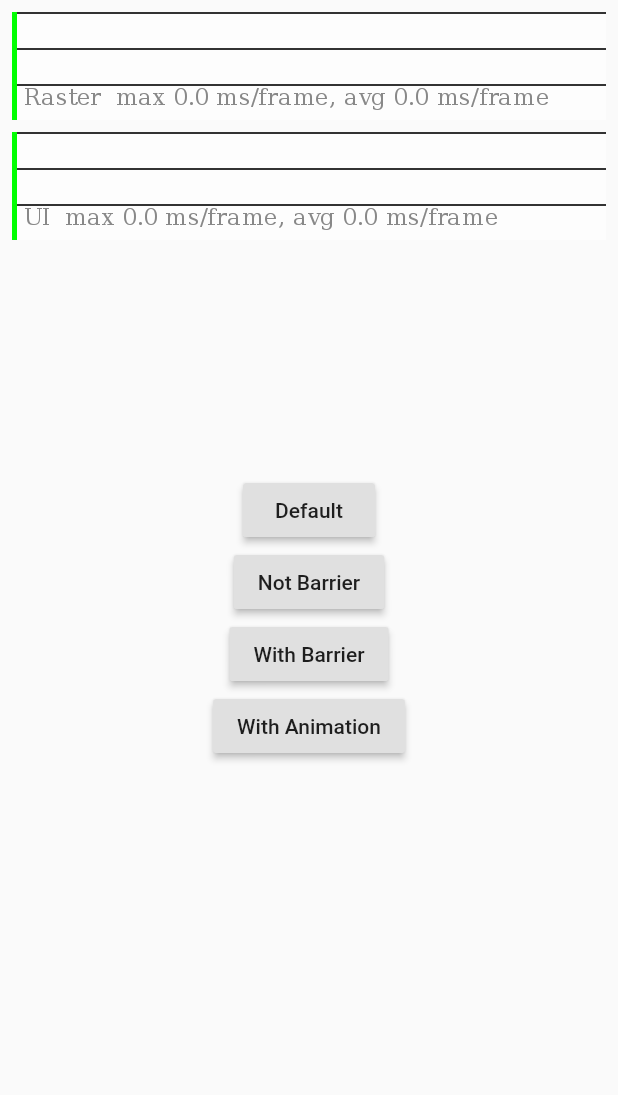
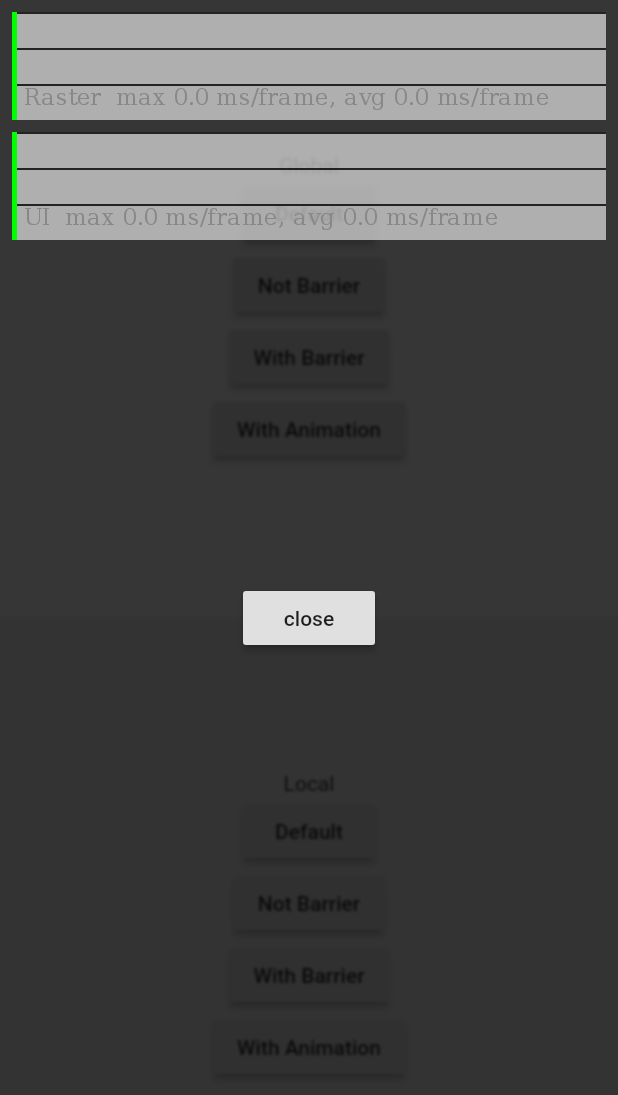
Before and after one commit to yinxulai/flutter_show_overlay, a Flutter app: the screen it shows after launch, after a tap on "Default", after a tap on "Not Barrier", on a phone screen of 412 x 824 dp. Shown: the top 1095 px of the screen. Run offline on Flutter 3.47's test engine with Material 2 defaults, Android fonts, the phone set to English and light mode, and no system bars.

Commit message:
Fixed the issue of BackdropFilter effect overflow & update version to 1.0.1

```diff
--- a/example/lib/main.dart
+++ b/example/lib/main.dart
@@ -1,5 +1,3 @@
-import 'dart:ui';
-
 import 'package:flutter/material.dart';
 import 'package:show_overlay/show_overlay.dart';
 
@@ -12,29 +10,60 @@ class MyApp extends StatelessWidget {
   Widget build(BuildContext context) {
     return MaterialApp(
       title: 'showOverlay example',
+      showPerformanceOverlay: true,
       home: Scaffold(body: Body()),
-      showPerformanceOverlay: true,
+    );
+  }
+}
+
+class OverlayBox extends StatelessWidget {
+  final Widget child;
+  OverlayBox({this.child});
+
+  @override
+  Widget build(Object context) {
+    return Container(
+      color: Colors.grey[200],
+      child: Overlay(
+        initialEntries: [
+          OverlayEntry(
+            builder: (_) => child,
+          ),
+        ],
+      ),
     );
   }
 }
 
 class Body extends StatelessWidget {
-  showOverlayByNotBarrier(BuildContext context) {
-    showOverlay(
-      barrier: false,
-      context: context,
-      builder: (_, __, close) {
-        return Center(
-          child: RaisedButton(
-            onPressed: close,
-            child: Text('close'),
+  @override
+  Widget build(BuildContext context) {
+    return Container(
+      child: Column(
+        children: [
+          Expanded(
+            child: Test(
+              title: "Global",
+            ),
           ),
-        );
-      },
+          Expanded(
+            child: OverlayBox(
+              child: Test(
+                title: "Local",
+              ),
+            ),
+          ),
+        ],
+      ),
     );
   }
+}
 
-  showOverlayByDefault(BuildContext context) {
+class Test extends StatelessWidget {
+  final String title;
+  Test({this.title});
+
+  showOverlayDefault(BuildContext context) {
     showOverlay(
       context: context,
       barrierDismissible: false,
@@ -49,7 +78,7 @@ class Body extends StatelessWidget {
     );
   }
 
-  showOverlayByWithBarrier(BuildContext context) {
+  showOverlayWithBarrier(BuildContext context) {
     showOverlay(
       barrierBlur: 20,
       context: context,
@@ -66,7 +95,7 @@ class Body extends StatelessWidget {
     );
   }
 
-  showOverlayByWithAnimation(BuildContext context) {
+  showOverlayWithAnimation(BuildContext context) {
     showOverlay(
       barrierBlur: 2,
       context: context,
@@ -86,26 +115,42 @@ class Body extends StatelessWidget {
     );
   }
 
+  showOverlayByNotWithBarrier(BuildContext context) {
+    showOverlay(
+      barrier: false,
+      context: context,
+      builder: (_, __, close) {
+        return Center(
+          child: RaisedButton(
+            onPressed: close,
+            child: Text('close'),
+          ),
+        );
+      },
+    );
+  }
+
   @override
   Widget build(BuildContext context) {
     return Center(
       child: Column(
         mainAxisAlignment: MainAxisAlignment.center,
         children: <Widget>[
+          Text(title),
           RaisedButton(
-            onPressed: () => showOverlayByDefault(context),
+            onPressed: () => showOverlayDefault(context),
             child: Text('Default'),
           ),
           RaisedButton(
-            onPressed: () => showOverlayByNotBarrier(context),
+            onPressed: () => showOverlayByNotWithBarrier(context),
             child: Text('Not Barrier'),
           ),
           RaisedButton(
-            onPressed: () => showOverlayByWithBarrier(context),
+            onPressed: () => showOverlayWithBarrier(context),
             child: Text('With Barrier'),
           ),
           RaisedButton(
-            onPressed: () => showOverlayByWithAnimation(context),
+            onPressed: () => showOverlayWithAnimation(context),
             child: Text('With Animation'),
           )
         ],
--- a/lib/show_overlay.dart
+++ b/lib/show_overlay.dart
@@ -126,6 +126,7 @@ class _OverlayBarrier extends AnimatedWidget {
   Widget build(BuildContext context) {
     return GestureDetector(
       onTap: this.onTap,
+      child: ClipRect(
         child: BackdropFilter(
           filter: this.animationImageFilter,
           child: Container(
@@ -136,6 +137,7 @@ class _OverlayBarrier extends AnimatedWidget {
             ),
           ),
         ),
+      ),
     );
   }
 }
--- a/pubspec.yaml
+++ b/pubspec.yaml
@@ -1,7 +1,7 @@
 name: show_overlay
 homepage: https://github.com/yinxulai/flutter_show_overlay
 description: Quickly and easily create an OverlayEntry with animate.
-version: 1.0.0
+version: 1.0.1
 
 environment:
   sdk: ">=2.7.0 <3.0.0"
```
Also changed, not shown: example/pubspec.lock, example/snapshot.gif, 2 other files. Lines whose indentation alone changed are shown as unchanged.
